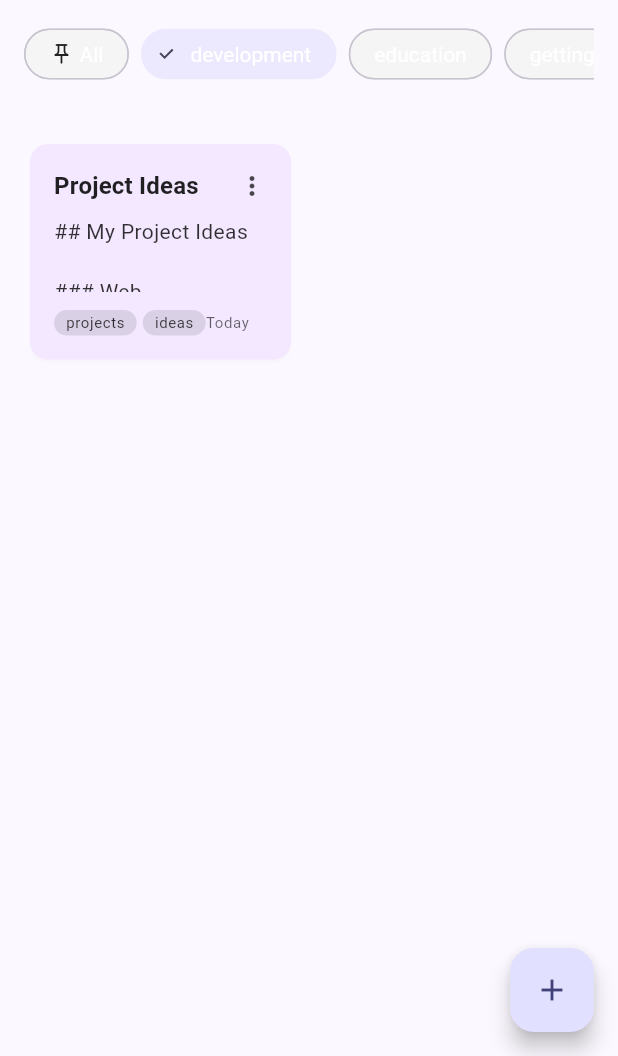
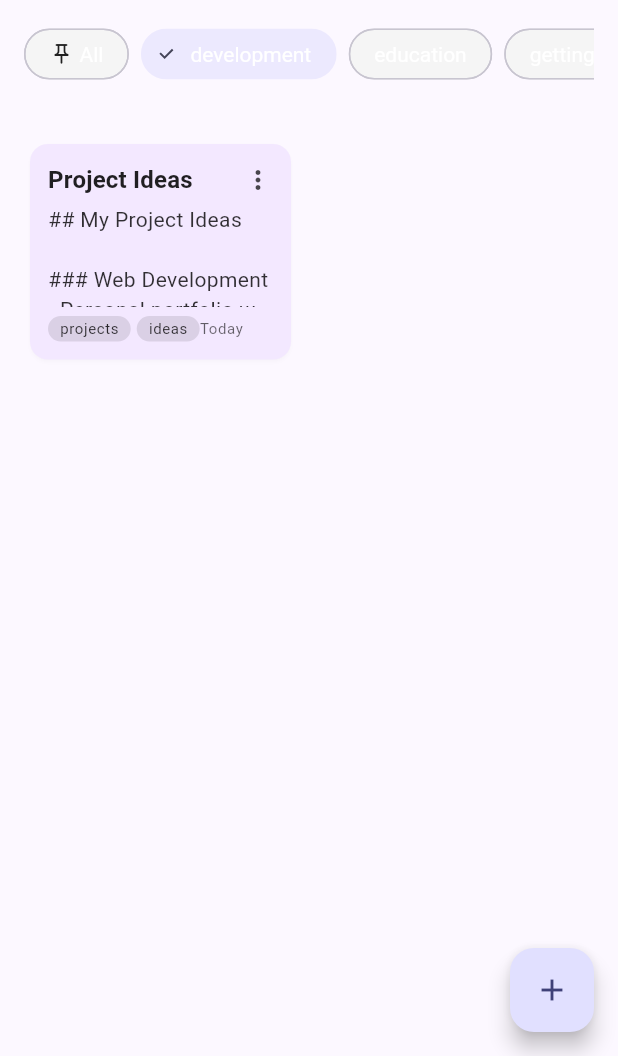
Before and after one commit to codewithmirza/notes-app, a Flutter app: the screen it shows after launch, after a tap on "All", after a tap on "Pinned", after a tap on "development", on a phone screen of 412 x 824 dp, the part 180-1236 px from its top. Run offline on Flutter 3.47's test engine with Material 3 defaults, Android fonts, the phone set to English and light mode, and no system bars; our stand-ins replace equatable, flutter_bloc, font_awesome_flutter; missing offline and left inert: flutter_quill.

Commit message:
Refactor NoteCard layout to enhance visual consistency and responsiveness. Adjust padding and spacing for improved aesthetics, including changes to child widget properties and margins.

```diff
--- a/lib/widgets/note_card.dart
+++ b/lib/widgets/note_card.dart
@@ -35,10 +35,12 @@ class NoteCard extends StatelessWidget {
         onTap: onTap,
         borderRadius: BorderRadius.circular(12),
         child: Padding(
-          padding: const EdgeInsets.all(16),
-          child: Column(
-            crossAxisAlignment: CrossAxisAlignment.start,
-            children: [
+          padding: const EdgeInsets.all(12),
+          child: ClipRect(
+            child: Column(
+              crossAxisAlignment: CrossAxisAlignment.start,
+              mainAxisSize: MainAxisSize.min,
+              children: [
               // Header with pin and actions
               Row(
                 children: [
@@ -117,7 +119,7 @@ class NoteCard extends StatelessWidget {
                 ],
               ),
 
-              const SizedBox(height: 8),
+              const SizedBox(height: 4),
 
               // Content preview
               Flexible(
@@ -131,7 +133,7 @@ class NoteCard extends StatelessWidget {
                 ),
               ),
 
-              const SizedBox(height: 12),
+              const SizedBox(height: 6),
 
               // Footer with tags and date
               Row(
@@ -173,7 +175,7 @@ class NoteCard extends StatelessWidget {
               // Type indicator
               if (note.type != NoteType.page)
                 Container(
-                  margin: const EdgeInsets.only(top: 8),
+                  margin: const EdgeInsets.only(top: 4),
                   padding: const EdgeInsets.symmetric(horizontal: 8, vertical: 4),
                   decoration: BoxDecoration(
                     color: _getTextColor(color).withOpacity(0.1),
@@ -199,6 +201,7 @@ class NoteCard extends StatelessWidget {
                   ),
                 ),
             ],
+            ),
           ),
         ),
       ),
```
